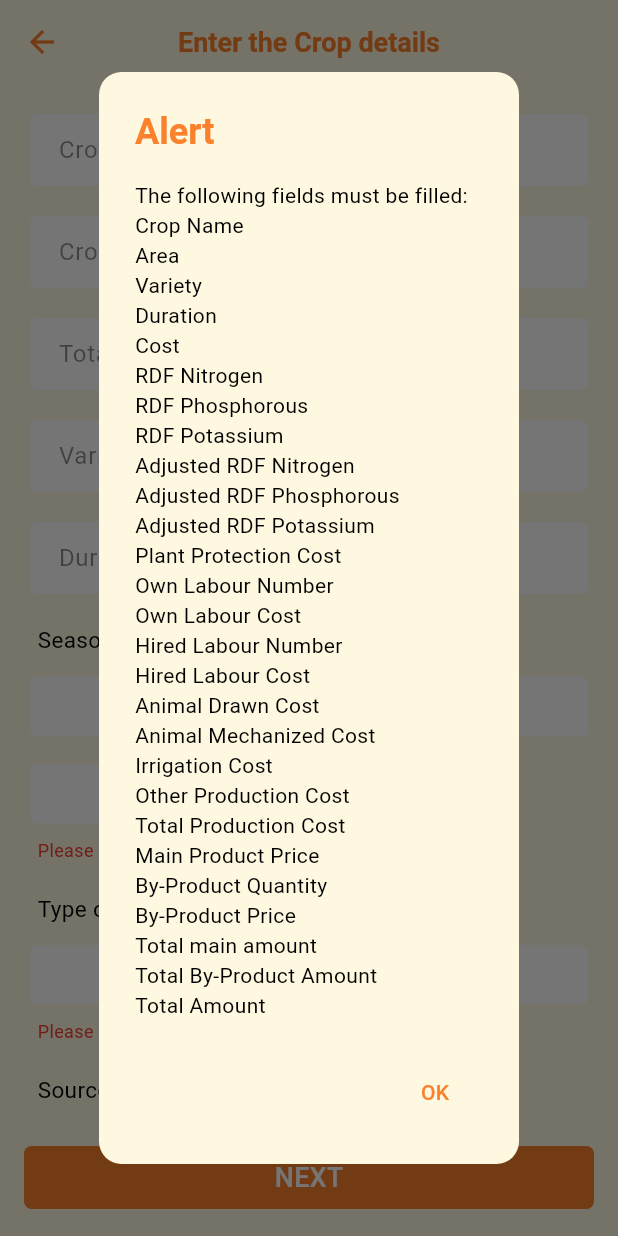
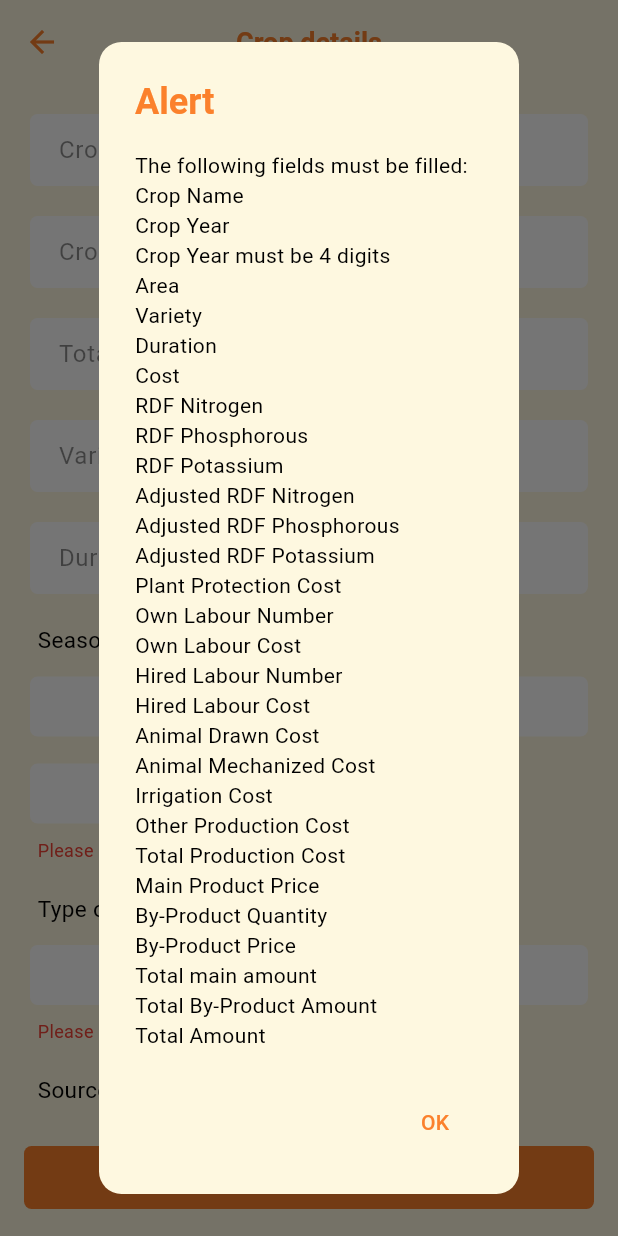
Before and after one commit to revanthraj28/GkVK, a Flutter app: the Cropdetails screen opened directly with empty values, after a tap on "NEXT", on a phone screen of 412 x 824 dp. Run offline on Flutter 3.47's test engine with Material 3 defaults, Android fonts, the light colour scheme and no system bars; our stand-ins replace cloud_firestore, firebase_auth, firebase_core, get, get_storage, sqflite; accounts and stored records are empty.

Commit message:
changes done

```diff
--- a/lib/views/Generate_id/Completedetails/GenerateFarmersid/GenerateFarmersId_view.dart
+++ b/lib/views/Generate_id/Completedetails/GenerateFarmersid/GenerateFarmersId_view.dart
@@ -190,7 +190,6 @@ class GenerateFarmersIdPage extends StatelessWidget {
 
   bool _validateFarmerControllers(BuildContext context) {
     List<String> emptyFields = [];
-
     // Check if all farmer-related controllers have non-empty values
     if (_farmerNameController.text.isEmpty) {
       emptyFields.add('Farmer Name');
@@ -201,11 +200,20 @@ class GenerateFarmersIdPage extends StatelessWidget {
     if (_aadharController.text.isEmpty) {
       emptyFields.add('Aadhar');
     }
+    if(_aadharController.text.length != 12){
+      emptyFields.add('Aadhar number should be12 digits only');
+    }
     if (_schoolingController.text.isEmpty) {
       emptyFields.add('Schooling');
     }
+    if (_schoolingController.text.length >20){
+      emptyFields.add('Schooling should be Less than 20 Only');
+    }
     if (_pincodeController.text.isEmpty) {
       emptyFields.add('Pincode');
+    }
+    if (_pincodeController.text.length != 6) {
+      emptyFields.add('6 digits only');
     }
     if (_fruitsIdController.text.isEmpty) {
       emptyFields.add('Fruits ID');
--- a/lib/views/Generate_id/detailsofCrops/Cropdetails/Cropdetails.dart
+++ b/lib/views/Generate_id/detailsofCrops/Cropdetails/Cropdetails.dart
@@ -11,7 +11,7 @@ import 'package:gkvk/views/Generate_id/farmersarea/area.dart';
 
 class Cropdetails extends StatefulWidget {
   final int aadharId;
-  final int hissaNumber;
+  final String hissaNumber;
   final int SurveyNumber;
 
   const Cropdetails(
@@ -187,7 +187,8 @@ class _CropdetailsState extends State<Cropdetails> {
       'totalProductionCost':
           double.tryParse(_totalProductionCostController.text),
 
-      'mainProductQuantity': double.tryParse(_mainProductQuantityController.text),
+      'mainProductQuantity':
+          double.tryParse(_mainProductQuantityController.text),
       'mainProductPrice': double.tryParse(_mainProductPriceController.text),
       'totalProductAmount':
           double.tryParse(_totalByProductAmountController.text),
@@ -196,8 +197,7 @@ class _CropdetailsState extends State<Cropdetails> {
       // 'byProductAmount': double.tryParse(_byProductAmountController.text),
       'totalByProductAmount':
           double.tryParse(_totalByProductAmountController1.text),
-      'totalAmount':
-          double.tryParse(_totalByProductAmountController2.text),
+      'totalAmount': double.tryParse(_totalByProductAmountController2.text),
       'methodsoffertilizer': _Methodsoffertilizer.value,
     };
 
@@ -329,26 +329,27 @@ class _CropdetailsState extends State<Cropdetails> {
   void _updateTotalMainProductAmount() {
     final quantity = double.tryParse(_mainProductPriceController.text) ?? 0.0;
     final price = double.tryParse(_mainProductQuantityController.text) ?? 0.0;
-    final total = quantity + price;
+    final total = quantity * price;
     _totalByProductAmountController.text = total.toStringAsFixed(2);
     _updateTotalReturns();
   }
 
   void _updateTotalByProductAmount() {
     final quantity = double.tryParse(_byProductQuantityController.text) ?? 0.0;
-    final price = double.tryParse(_byProductQuantityController.text) ?? 0.0;
-    final total = quantity + price;
+    final price = double.tryParse(_byProductPriceController.text) ?? 0.0;
+    final total = quantity * price;
     _totalByProductAmountController1.text = total.toStringAsFixed(2);
     _updateTotalReturns();
   }
 
   void _updateTotalReturns() {
-    final mainProductTotal = double.tryParse(_totalByProductAmountController.text) ?? 0.0;
-    final byProductTotal = double.tryParse(_totalByProductAmountController1.text) ?? 0.0;
+    final mainProductTotal =
+        double.tryParse(_totalByProductAmountController.text) ?? 0.0;
+    final byProductTotal =
+        double.tryParse(_totalByProductAmountController1.text) ?? 0.0;
     final totalReturns = mainProductTotal + byProductTotal;
     _totalByProductAmountController2.text = totalReturns.toStringAsFixed(2);
   }
-
 
   void _adjustRDFValues() {
     final adjustmentValues = {
@@ -391,12 +392,18 @@ class _CropdetailsState extends State<Cropdetails> {
     }
   }
 
-  bool _validatecontrollers() {
+  bool _validateControllers(BuildContext context) {
   List<String> emptyFields = [];
 
   // Check if all text controllers have non-empty values
   if (_cropNameController.text.isEmpty) {
     emptyFields.add('Crop Name');
+  }
+  if (_cropNumberController.text.isEmpty) {
+    emptyFields.add('Crop Year');
+  }
+  if (_cropNumberController.text.length != 4) {
+    emptyFields.add('Crop Year must be 4 digits');
   }
   if (_areaController.text.isEmpty) {
     emptyFields.add('Area');
@@ -428,24 +435,6 @@ class _CropdetailsState extends State<Cropdetails> {
   if (_adjustedrdfPotassiumController.text.isEmpty) {
     emptyFields.add('Adjusted RDF Potassium');
   }
-    // if (_organicManureNameController.text.isEmpty) {
-    //   emptyFields.add('Organic Manure Name');
-    // }
-    // if (_organicManureQuantityController.text.isEmpty) {
-    //   emptyFields.add('Organic Manure Quantity');
-    // }
-    // if (_organicManureCostController.text.isEmpty) {
-    //   emptyFields.add('Organic Manure Cost');
-    // }
-    // if (_bioFertilizerNameController.text.isEmpty) {
-    //   emptyFields.add('Bio-Fertilizer Name');
-    // }
-    // if (_bioFertilizerQuantityController.text.isEmpty) {
-    //   emptyFields.add('Bio-Fertilizer Quantity');
-    // }
-    // if (_bioFertilizerCostController.text.isEmpty) {
-    //   emptyFields.add('Bio-Fertilizer Cost');
-    // }
   if (_plantProtectionCostController.text.isEmpty) {
     emptyFields.add('Plant Protection Cost');
   }
@@ -479,20 +468,13 @@ class _CropdetailsState extends State<Cropdetails> {
   if (_mainProductPriceController.text.isEmpty) {
     emptyFields.add('Main Product Price');
   }
-    // if (_mainProductAmountController.text.isEmpty) {
-    //   emptyFields.add('Main Product Amount');
-    // }
   if (_byProductQuantityController.text.isEmpty) {
     emptyFields.add('By-Product Quantity');
   }
   if (_byProductPriceController.text.isEmpty) {
     emptyFields.add('By-Product Price');
   }
-    // if (_byProductAmountController.text.isEmpty) {
-    //   emptyFields.add('By-Product Amount');
-    // }
-    if (  _totalByProductAmountController
-.text.isEmpty) {
+  if (_totalByProductAmountController.text.isEmpty) {
     emptyFields.add('Total main amount');
   }
   if (_totalByProductAmountController1.text.isEmpty) {
@@ -502,15 +484,15 @@ class _CropdetailsState extends State<Cropdetails> {
     emptyFields.add('Total Amount');
   }
 
-    // Check if any field is empty, if yes, print and return false
+  // Check if any field is empty, if yes, show alert and return false
   if (emptyFields.isNotEmpty) {
     _showEmptyFieldsAlert(context, emptyFields);
-      // print('Empty fields: $emptyFields');
     return false;
   }
 
   return true;
 }
+
 
   void _showEmptyFieldsAlert(BuildContext context, List<String> emptyFields) {
     showDialog(
@@ -568,7 +550,7 @@ class _CropdetailsState extends State<Cropdetails> {
             backgroundColor: const Color(0xFFFEF8E0),
             centerTitle: true,
             title: const Text(
-              'Enter the Crop details',
+              'Crop details',
               style: TextStyle(
                 color: Color(0xFFFB812C),
                 fontSize: 18,
@@ -609,6 +591,9 @@ class _CropdetailsState extends State<Cropdetails> {
                               if (value == null || value.isEmpty) {
                                 return "Please provide details";
                               }
+                              if (value.length != 4) {
+                                return "4 digits only";
+                              }
                               return null;
                             },
                       ),
@@ -619,7 +604,7 @@ class _CropdetailsState extends State<Cropdetails> {
                         keyboardType: TextInputType.number,
                         validator: (value) {
                           if (value == null || value.isEmpty) {
-                            return "Please 1 acre is 40 Guntas";
+                            return "1 acre is 40 Guntas";
                           }
                           return null;
                         },
@@ -689,8 +674,8 @@ class _CropdetailsState extends State<Cropdetails> {
                             onPressed: (option) {
                               _selectedSourceOfIrrigation.value = option;
                             },
-                            errorMessage:
-                                _selectedSourceOfIrrigation.value.isEmpty
+                            errorMessage: _selectedSourceOfIrrigation
+                                    .value.isEmpty
                                 ? 'Please select (borewell/ tank/ canal/ others)'
                                 : null,
                           )),
@@ -1155,7 +1140,7 @@ class _CropdetailsState extends State<Cropdetails> {
                         keyboardType: TextInputType.number,
                         validator: (value) {
                           if (value == null || value.isEmpty) {
-                            return "Please provide (Rs.)";
+                            return "Please provide (in Rs.)";
                           }
                           return null;
                         },
@@ -1167,7 +1152,7 @@ class _CropdetailsState extends State<Cropdetails> {
                         keyboardType: TextInputType.number,
                         validator: (value) {
                           if (value == null || value.isEmpty) {
-                            return "Please provide  (Rs.)";
+                            return "Please provide (Rs.)";
                           }
                           return null;
                         },
@@ -1301,7 +1286,7 @@ class _CropdetailsState extends State<Cropdetails> {
                   buttonColor: const Color(0xFFFB812C),
                   onPressed: () {
                     bool isFormValid = _validateForm();
-                    bool areControllersValid = _validatecontrollers();
+                    bool areControllersValid = _validateControllers(context);
 
                     // print(
                     // 'Form valid: $isFormValid, Controllers valid: $areControllersValid');
@@ -1400,3 +1385,24 @@ class _CropdetailsState extends State<Cropdetails> {
     );
   }
 }
+
+
+
+ // if (_organicManureNameController.text.isEmpty) {
+    //   emptyFields.add('Organic Manure Name');
+    // }
+    // if (_organicManureQuantityController.text.isEmpty) {
+    //   emptyFields.add('Organic Manure Quantity');
+    // }
+    // if (_organicManureCostController.text.isEmpty) {
+    //   emptyFields.add('Organic Manure Cost');
+    // }
+    // if (_bioFertilizerNameController.text.isEmpty) {
+    //   emptyFields.add('Bio-Fertilizer Name');
+    // }
+    // if (_bioFertilizerQuantityController.text.isEmpty) {
+    //   emptyFields.add('Bio-Fertilizer Quantity');
+    // }
+    // if (_bioFertilizerCostController.text.isEmpty) {
+    //   emptyFields.add('Bio-Fertilizer Cost');
+    // }
--- a/lib/views/Generate_id/detailsofCrops/Surveypages/Surveypages1.dart
+++ b/lib/views/Generate_id/detailsofCrops/Surveypages/Surveypages1.dart
@@ -1,7 +1,5 @@
 import 'dart:convert';
 import 'package:flutter/material.dart';
-import 'package:gkvk/database/cropdetails_db.dart';
-import 'package:gkvk/database/farmer_profile_db.dart';
 import 'package:gkvk/models/data_model.dart';
 import 'package:gkvk/constants/surveydata.dart';
 import 'package:gkvk/views/Generate_id/detailsofCrops/Surveypages/Surveypages2.dart';
--- a/lib/views/Generate_id/detailsofCrops/Surveypages/Surveypages2.dart
+++ b/lib/views/Generate_id/detailsofCrops/Surveypages/Surveypages2.dart
@@ -1,9 +1,6 @@
 import 'dart:convert';
 
 import 'package:flutter/material.dart';
-import 'package:gkvk/database/cropdetails_db.dart';
-import 'package:gkvk/database/farmer_profile_db.dart';
-import 'package:gkvk/database/survey_page1_db.dart';
 import 'package:gkvk/models/data_model.dart';
 import 'package:gkvk/constants/surveydata.dart';
 import 'package:gkvk/views/Generate_id/detailsofCrops/Surveypages/Surveypages3.dart';
--- a/lib/views/Generate_id/detailsofCrops/Surveypages/Surveypages3.dart
+++ b/lib/views/Generate_id/detailsofCrops/Surveypages/Surveypages3.dart
@@ -1,9 +1,5 @@
 import 'dart:convert'; // Add this import
 import 'package:flutter/material.dart';
-import 'package:gkvk/database/cropdetails_db.dart';
-import 'package:gkvk/database/farmer_profile_db.dart';
-import 'package:gkvk/database/survey_page1_db.dart';
-import 'package:gkvk/database/survey_page2_db.dart';
 import 'package:gkvk/models/data_model.dart';
 import 'package:gkvk/constants/surveydata.dart';
 import 'package:gkvk/shared/components/CustomTextButton.dart';
--- a/lib/views/Generate_id/detailsofCrops/Surveypages/Surveypages4.dart
+++ b/lib/views/Generate_id/detailsofCrops/Surveypages/Surveypages4.dart
@@ -1,10 +1,5 @@
 import 'dart:convert';
 import 'package:flutter/material.dart';
-import 'package:gkvk/database/cropdetails_db.dart';
-import 'package:gkvk/database/farmer_profile_db.dart';
-import 'package:gkvk/database/survey_page1_db.dart';
-import 'package:gkvk/database/survey_page2_db.dart';
-import 'package:gkvk/database/survey_page3_db.dart';
 import 'package:gkvk/database/survey_page4_db.dart';
 import 'package:gkvk/models/data_model.dart';
 import 'package:gkvk/constants/surveydata.dart';
```
Also changed, not shown: lib/views/Generate_id/farmersarea/area.dart (+5 -8 lines). Lines whose indentation alone changed are shown as unchanged.
